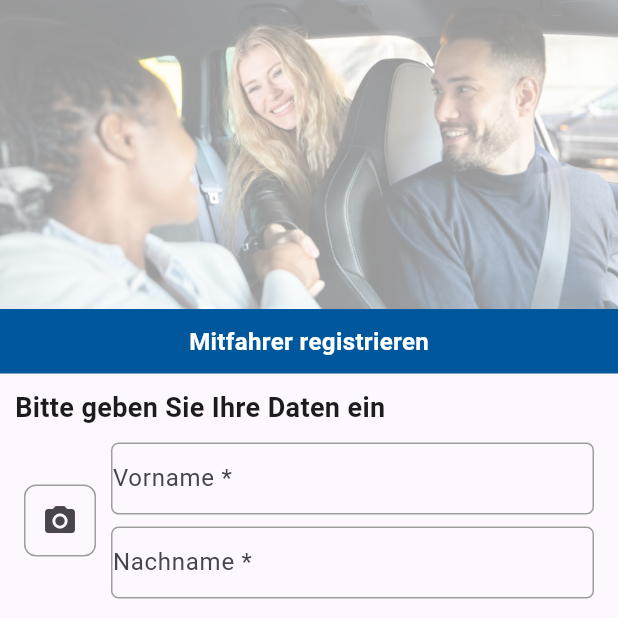
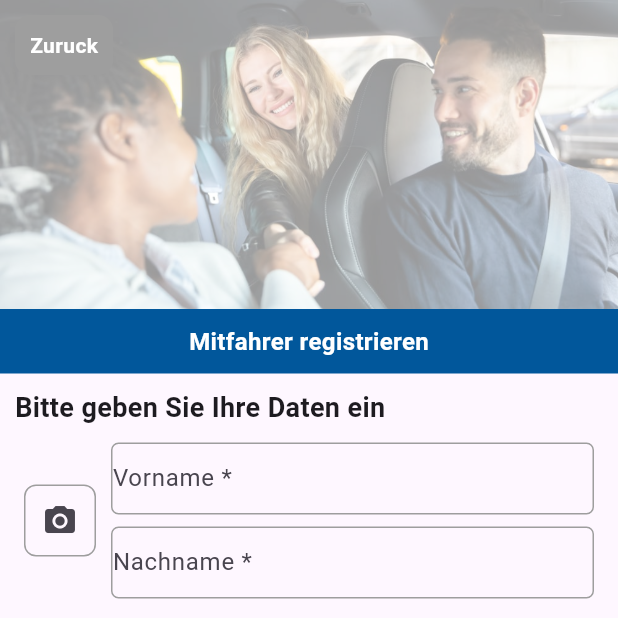
Before and after one commit to akurtovic4/mondoapp, a Flutter app: the MitfahrerRegistrationPage screen opened by its route, on a phone screen of 412 x 824 dp, the top half of it. Run offline on Flutter 3.47's test engine with Material 3 defaults, Android fonts, the phone set to English and light mode, and no system bars.

Commit message:
zuruck button

```diff
--- a/lib/MitfahrerRegistrationPage.dart
+++ b/lib/MitfahrerRegistrationPage.dart
@@ -3,20 +3,24 @@ import 'package:mondoapp/BlueBoxMitfahrer.dart';
 
 class MitfahrerRegistrationPage extends StatefulWidget {
   @override
-  _MitfahrerRegistrationPageState createState() => _MitfahrerRegistrationPageState();
+  _MitfahrerRegistrationPageState createState() =>
+      _MitfahrerRegistrationPageState();
 }
 
-class _MitfahrerRegistrationPageState extends State<MitfahrerRegistrationPage> {
+class _MitfahrerRegistrationPageState
+    extends State<MitfahrerRegistrationPage> {
   String gender = '';
-  String smoker = ''; // Dodao sam promenljivu za praćenje izabrane vrednosti za Raucher
+  String smoker = '';
 
   @override
   Widget build(BuildContext context) {
     return Scaffold(
-
       body: SingleChildScrollView(
         child: Column(
           crossAxisAlignment: CrossAxisAlignment.stretch,
+          children: [
+            Stack(
+              alignment: Alignment.topLeft,
               children: [
                 Container(
                   height: MediaQuery.of(context).size.height / 4,
@@ -30,6 +34,32 @@ class _MitfahrerRegistrationPageState extends State<MitfahrerRegistrationPage> {
                       ),
                     ),
                   ),
+                ),
+
+                Positioned(
+                  top: 10,
+                  left: 10,
+                  child: GestureDetector(
+                    onTap: () {
+                      Navigator.pop(context); // Povratak na prethodnu stranicu (login)
+                    },
+                    child: Container(
+                      padding: EdgeInsets.all(10),
+                      decoration: BoxDecoration(
+                        color: Colors.grey,
+                        borderRadius: BorderRadius.circular(10),
+                      ),
+                      child: Text(
+                        "Zuruck",
+                        style: TextStyle(
+                          color: Colors.white,
+                          fontWeight: FontWeight.bold,
+                        ),
+                      ),
+                    ),
+                  ),
+                ),
+              ],
             ),
             BlueBoxMitfahrer(),
             Padding(
```
Also changed, not shown: lib/RegistrationPage.dart (+27 -0 lines). Lines whose indentation alone changed are shown as unchanged.
